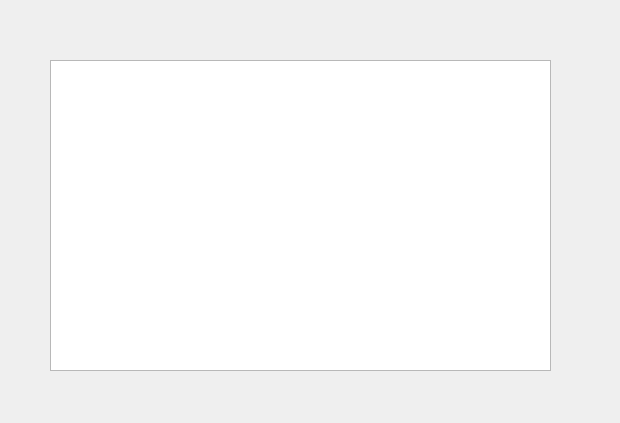
This is Project3DScan/finalresult.ui in KevinDes/MSCV3DProject as Qt 5 draws it before an edit. The edited form follows.
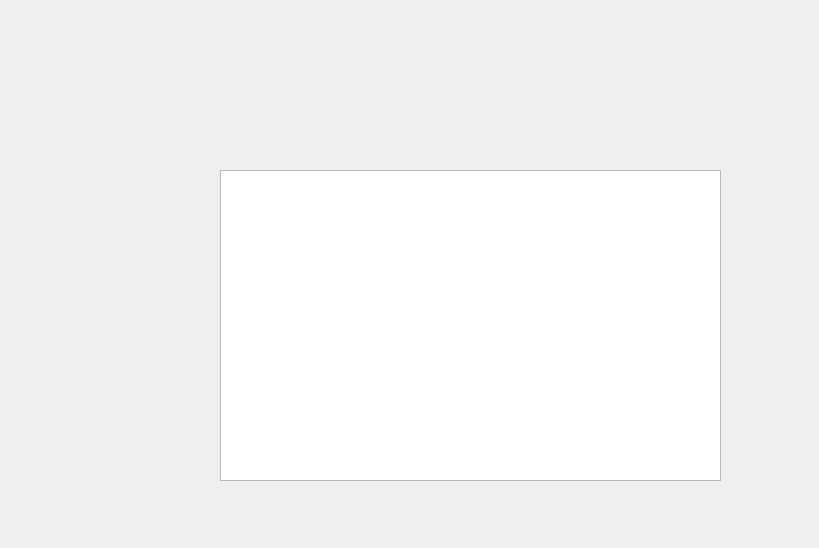
This is the edited form.

The edit to the form file:
```diff
--- a/Project3DScan/finalresult.ui
+++ b/Project3DScan/finalresult.ui
@@ -6,8 +6,8 @@
    <rect>
     <x>0</x>
     <y>0</y>
-    <width>620</width>
-    <height>423</height>
+    <width>819</width>
+    <height>548</height>
    </rect>
   </property>
   <property name="windowTitle">
@@ -16,8 +16,8 @@
   <widget class="QGraphicsView" name="graphicsView">
    <property name="geometry">
     <rect>
-     <x>50</x>
-     <y>60</y>
+     <x>220</x>
+     <y>170</y>
      <width>501</width>
      <height>311</height>
     </rect>
```
